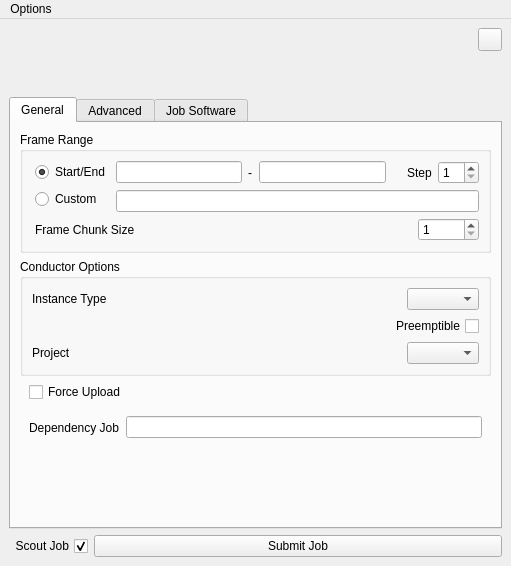
AtomicConductor/conductor_client, file conductor/resources/submitter.ui: the form before one commit.
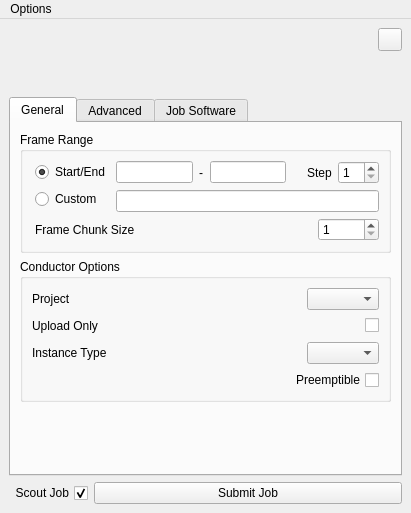
The form after the commit. Icons and pictures are not drawn.

The edit to the form file:
```diff
--- a/conductor/resources/submitter.ui
+++ b/conductor/resources/submitter.ui
@@ -6,8 +6,8 @@
    <rect>
     <x>0</x>
     <y>0</y>
-    <width>511</width>
-    <height>566</height>
+    <width>411</width>
+    <height>513</height>
    </rect>
   </property>
   <property name="windowTitle">
@@ -21,7 +21,7 @@
    <string notr="true"/>
   </property>
   <widget class="QWidget" name="centralwidget">
-   <layout class="QVBoxLayout" name="verticalLayout">
+   <layout class="QVBoxLayout" name="verticalLayout_16">
     <item>
      <widget class="QWidget" name="widget_4" native="true">
       <layout class="QHBoxLayout" name="horizontalLayout_3">
@@ -487,55 +487,7 @@
           <property name="title">
            <string>Conductor Options</string>
           </property>
-          <layout class="QVBoxLayout" name="verticalLayout_20">
-           <property name="bottomMargin">
-            <number>9</number>
-           </property>
-           <item>
-            <widget class="QWidget" name="ui_instance_type_wgt" native="true">
-             <property name="toolTip">
-              <string>Choose the type of machine to launch the job on</string>
-             </property>
-             <layout class="QHBoxLayout" name="horizontalLayout_7">
-              <property name="margin">
-               <number>0</number>
-              </property>
-              <item>
-               <widget class="QLabel" name="label_2">
-                <property name="text">
-                 <string>Instance Type</string>
-                </property>
-               </widget>
-              </item>
-              <item>
-               <widget class="QComboBox" name="ui_instance_type_cmbx">
-                <property name="sizePolicy">
-                 <sizepolicy hsizetype="Maximum" vsizetype="Fixed">
-                  <horstretch>0</horstretch>
-                  <verstretch>0</verstretch>
-                 </sizepolicy>
-                </property>
-                <property name="currentIndex">
-                 <number>-1</number>
-                </property>
-                <property name="isFileUserPref" stdset="0">
-                 <bool>true</bool>
-                </property>
-               </widget>
-              </item>
-             </layout>
-            </widget>
-           </item>
-           <item>
-            <widget class="QCheckBox" name="ui_preemptible_chkbx">
-             <property name="layoutDirection">
-              <enum>Qt::RightToLeft</enum>
-             </property>
-             <property name="text">
-              <string>Preemptible</string>
-             </property>
-            </widget>
-           </item>
+          <layout class="QVBoxLayout" name="verticalLayout_7">
            <item>
             <widget class="QWidget" name="ui_resource_wgt" native="true">
              <property name="toolTip">
@@ -543,7 +495,7 @@
              </property>
              <layout class="QHBoxLayout" name="horizontalLayout_10">
               <property name="spacing">
-               <number>20</number>
+               <number>6</number>
               </property>
               <property name="margin">
                <number>0</number>
@@ -571,40 +523,107 @@
              </layout>
             </widget>
            </item>
-          </layout>
-         </widget>
-        </item>
-        <item>
-         <widget class="QWidget" name="ui_advanced_wgt" native="true">
-          <layout class="QVBoxLayout" name="verticalLayout_7">
-           <property name="topMargin">
-            <number>0</number>
-           </property>
-           <property name="bottomMargin">
-            <number>0</number>
-           </property>
            <item>
-            <widget class="QCheckBox" name="ui_force_upload_chkbx">
-             <property name="text">
-              <string>Force Upload</string>
+            <widget class="QWidget" name="ui_upload_only_wgt" native="true">
+             <property name="toolTip">
+              <string>Only upload dependencies. Don't submit render job</string>
              </property>
-            </widget>
-           </item>
-           <item>
-            <widget class="QWidget" name="widget_8" native="true">
-             <layout class="QHBoxLayout" name="horizontalLayout_6">
+             <layout class="QHBoxLayout" name="horizontalLayout_4">
+              <property name="spacing">
+               <number>6</number>
+              </property>
               <property name="margin">
                <number>0</number>
               </property>
               <item>
                <widget class="QLabel" name="label">
                 <property name="text">
-                 <string>Dependency Job</string>
+                 <string>Upload Only</string>
                 </property>
                </widget>
               </item>
               <item>
-               <widget class="QLineEdit" name="lineEdit"/>
+               <spacer name="horizontalSpacer_3">
+                <property name="orientation">
+                 <enum>Qt::Horizontal</enum>
+                </property>
+                <property name="sizeHint" stdset="0">
+                 <size>
+                  <width>40</width>
+                  <height>20</height>
+                 </size>
+                </property>
+               </spacer>
+              </item>
+              <item>
+               <widget class="QCheckBox" name="ui_upload_only_chkbx">
+                <property name="layoutDirection">
+                 <enum>Qt::RightToLeft</enum>
+                </property>
+                <property name="text">
+                 <string/>
+                </property>
+               </widget>
+              </item>
+             </layout>
+            </widget>
+           </item>
+           <item>
+            <widget class="QWidget" name="ui_instance_wgt" native="true">
+             <layout class="QVBoxLayout" name="verticalLayout">
+              <property name="spacing">
+               <number>6</number>
+              </property>
+              <property name="margin">
+               <number>0</number>
+              </property>
+              <item>
+               <widget class="QWidget" name="ui_instance_type_wgt" native="true">
+                <property name="toolTip">
+                 <string>Choose the type of machine to launch the job on</string>
+                </property>
+                <layout class="QHBoxLayout" name="horizontalLayout_7">
+                 <property name="margin">
+                  <number>0</number>
+                 </property>
+                 <item>
+                  <widget class="QLabel" name="label_2">
+                   <property name="text">
+                    <string>Instance Type</string>
+                   </property>
+                  </widget>
+                 </item>
+                 <item>
+                  <widget class="QComboBox" name="ui_instance_type_cmbx">
+                   <property name="sizePolicy">
+                    <sizepolicy hsizetype="Maximum" vsizetype="Fixed">
+                     <horstretch>0</horstretch>
+                     <verstretch>0</verstretch>
+                    </sizepolicy>
+                   </property>
+                   <property name="currentIndex">
+                    <number>-1</number>
+                   </property>
+                   <property name="isFileUserPref" stdset="0">
+                    <bool>true</bool>
+                   </property>
+                  </widget>
+                 </item>
+                </layout>
+               </widget>
+              </item>
+              <item>
+               <widget class="QCheckBox" name="ui_preemptible_chkbx">
+                <property name="layoutDirection">
+                 <enum>Qt::RightToLeft</enum>
+                </property>
+                <property name="text">
+                 <string>Preemptible</string>
+                </property>
+                <property name="isFileUserPref" stdset="0">
+                 <bool>true</bool>
+                </property>
+               </widget>
               </item>
              </layout>
             </widget>
@@ -1001,8 +1020,8 @@
     <rect>
      <x>0</x>
      <y>0</y>
-     <width>511</width>
-     <height>22</height>
+     <width>411</width>
+     <height>27</height>
     </rect>
    </property>
    <widget class="QMenu" name="ui_options_qmenu">
```
Left out of the diff: 8 changed lines with no effect on the pictures.
